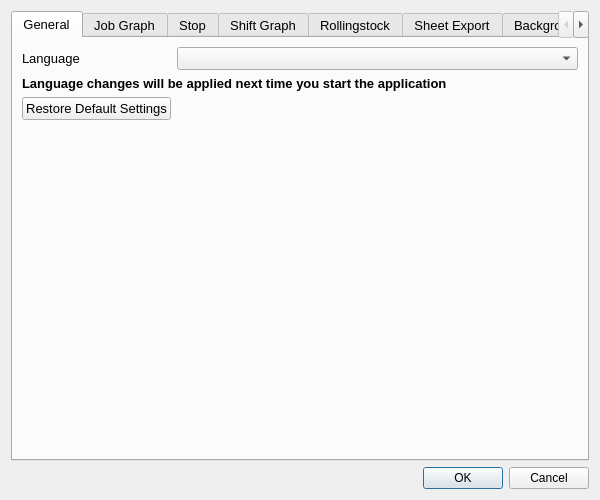
This is src/settings/settingsdialog.ui in gfgit/ModelRailroadTimetablePlanner as Qt 5 draws it before an edit. The edited form follows.
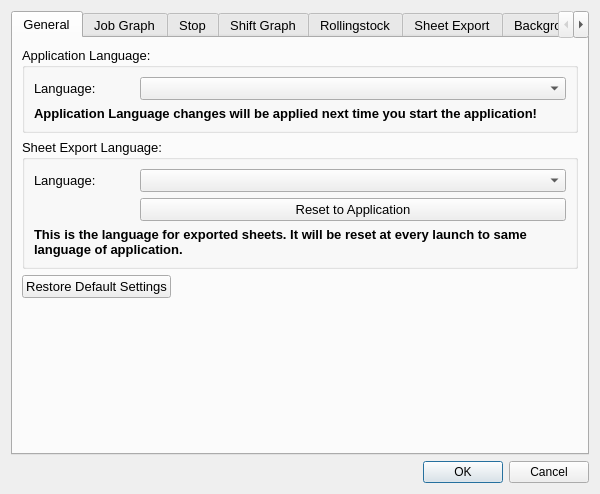
This is the edited form. Custom widgets are drawn as their Qt base class.

Commit message: SettingsDialog: use LanguageModel, set Sheet Export language

```diff
--- a/src/settings/settingsdialog.ui
+++ b/src/settings/settingsdialog.ui
@@ -7,7 +7,7 @@
     <x>0</x>
     <y>0</y>
     <width>600</width>
-    <height>500</height>
+    <height>494</height>
    </rect>
   </property>
   <property name="minimumSize">
@@ -67,6 +67,12 @@
       <attribute name="title">
        <string>General</string>
       </attribute>
+      <layout class="QFormLayout" name="formLayout_11">
+       <item row="0" column="0" colspan="2">
+        <widget class="QGroupBox" name="appLanguageBox">
+         <property name="title">
+          <string>Application Language:</string>
+         </property>
       <layout class="QFormLayout" name="formLayout">
        <item row="0" column="0">
         <widget class="QLabel" name="label">
@@ -77,7 +83,7 @@
           </size>
          </property>
          <property name="text">
-          <string>Language</string>
+             <string>Language:</string>
          </property>
         </widget>
        </item>
@@ -99,6 +105,12 @@
        </item>
        <item row="1" column="0" colspan="2">
         <widget class="QLabel" name="label_22">
+            <property name="sizePolicy">
+             <sizepolicy hsizetype="Preferred" vsizetype="Maximum">
+              <horstretch>0</horstretch>
+              <verstretch>0</verstretch>
+             </sizepolicy>
+            </property>
          <property name="font">
           <font>
            <pointsize>10</pointsize>
@@ -107,11 +119,85 @@
           </font>
          </property>
          <property name="text">
-          <string>Language changes will be applied next time you start the application</string>
-         </property>
-        </widget>
-       </item>
-       <item row="3" column="0">
+             <string>Application Language changes will be applied next time you start the application!</string>
+            </property>
+            <property name="wordWrap">
+             <bool>true</bool>
+            </property>
+           </widget>
+          </item>
+         </layout>
+        </widget>
+       </item>
+       <item row="1" column="0" colspan="2">
+        <widget class="QGroupBox" name="sheetExportLanguageBox">
+         <property name="title">
+          <string>Sheet Export Language:</string>
+         </property>
+         <layout class="QFormLayout" name="formLayout_10">
+          <item row="0" column="0">
+           <widget class="QLabel" name="label_14">
+            <property name="minimumSize">
+             <size>
+              <width>100</width>
+              <height>0</height>
+             </size>
+            </property>
+            <property name="text">
+             <string>Language:</string>
+            </property>
+           </widget>
+          </item>
+          <item row="0" column="1">
+           <widget class="QComboBox" name="sheetLanguageCombo">
+            <property name="sizePolicy">
+             <sizepolicy hsizetype="Preferred" vsizetype="Fixed">
+              <horstretch>0</horstretch>
+              <verstretch>0</verstretch>
+             </sizepolicy>
+            </property>
+            <property name="minimumSize">
+             <size>
+              <width>0</width>
+              <height>23</height>
+             </size>
+            </property>
+           </widget>
+          </item>
+          <item row="3" column="0" colspan="2">
+           <widget class="QLabel" name="label_23">
+            <property name="sizePolicy">
+             <sizepolicy hsizetype="Preferred" vsizetype="Maximum">
+              <horstretch>0</horstretch>
+              <verstretch>0</verstretch>
+             </sizepolicy>
+            </property>
+            <property name="font">
+             <font>
+              <pointsize>10</pointsize>
+              <weight>75</weight>
+              <bold>true</bold>
+             </font>
+            </property>
+            <property name="text">
+             <string>This is the language for exported sheets. It will be reset at every launch to same language of application.</string>
+            </property>
+            <property name="wordWrap">
+             <bool>true</bool>
+            </property>
+           </widget>
+          </item>
+          <item row="2" column="1">
+           <widget class="QPushButton" name="resetSheetLangBut">
+            <property name="text">
+             <string>Reset to Application</string>
+            </property>
+           </widget>
+          </item>
+         </layout>
+        </widget>
+       </item>
+       <item row="2" column="0">
         <widget class="QPushButton" name="restoreBut">
          <property name="maximumSize">
           <size>
@@ -124,6 +210,19 @@
          </property>
         </widget>
        </item>
+       <item row="3" column="0">
+        <spacer name="verticalSpacer_6">
+         <property name="orientation">
+          <enum>Qt::Vertical</enum>
+         </property>
+         <property name="sizeHint" stdset="0">
+          <size>
+           <width>20</width>
+           <height>40</height>
+          </size>
+         </property>
+        </spacer>
+       </item>
       </layout>
      </widget>
      <widget class="QWidget" name="jobGraph">
```
Left out of the diff: 2 changed lines with no effect on the pictures. Lines whose indentation alone changed are shown as unchanged. The commit also changes 2 other files.
